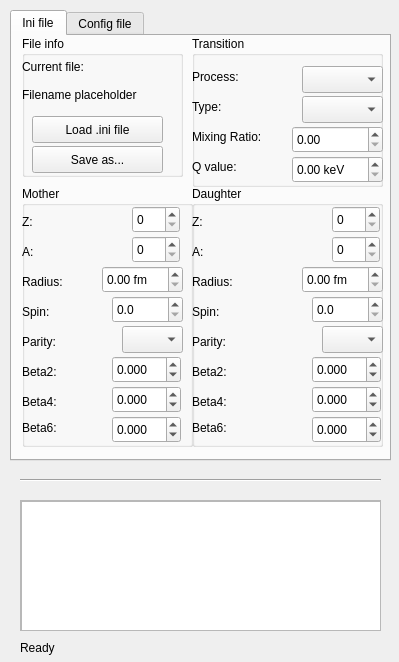
This is trunk/GUI/MainWindow.ui in leenderthayen/BSG as Qt 5 draws it before an edit. The edited form follows.
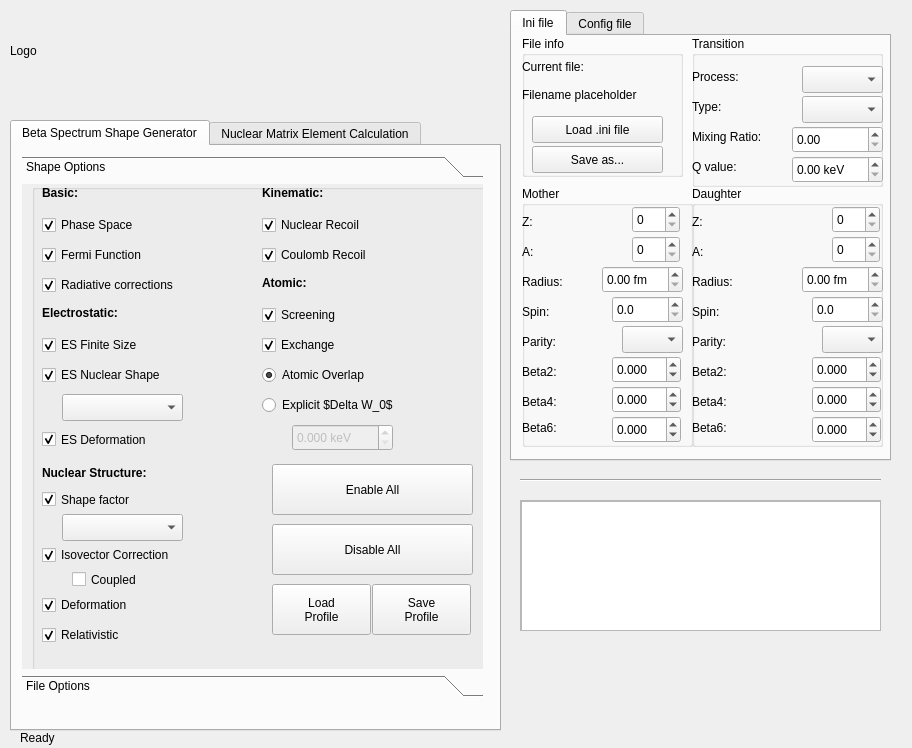
This is the edited form.

```diff
--- a/trunk/GUI/MainWindow.ui
+++ b/trunk/GUI/MainWindow.ui
@@ -6,8 +6,8 @@
    <rect>
     <x>0</x>
     <y>0</y>
-    <width>399</width>
-    <height>662</height>
+    <width>912</width>
+    <height>748</height>
    </rect>
   </property>
   <property name="windowTitle">
@@ -18,7 +18,7 @@
     <property name="geometry">
      <rect>
       <x>20</x>
-      <y>640</y>
+      <y>730</y>
       <width>371</width>
       <height>16</height>
      </rect>
@@ -30,7 +30,7 @@
    <widget class="QScrollArea" name="scrollArea">
     <property name="geometry">
      <rect>
-      <x>20</x>
+      <x>520</x>
       <y>500</y>
       <width>361</width>
       <height>131</height>
@@ -63,7 +63,7 @@
    <widget class="QTabWidget" name="tabWidget">
     <property name="geometry">
      <rect>
-      <x>10</x>
+      <x>510</x>
       <y>10</y>
       <width>381</width>
       <height>451</height>
@@ -773,7 +773,7 @@
    <widget class="Line" name="line">
     <property name="geometry">
      <rect>
-      <x>20</x>
+      <x>520</x>
       <y>470</y>
       <width>361</width>
       <height>20</height>
@@ -783,6 +783,572 @@
      <enum>Qt::Horizontal</enum>
     </property>
    </widget>
+   <widget class="QLabel" name="lab_logo">
+    <property name="geometry">
+     <rect>
+      <x>10</x>
+      <y>10</y>
+      <width>481</width>
+      <height>81</height>
+     </rect>
+    </property>
+    <property name="text">
+     <string>Logo</string>
+    </property>
+   </widget>
+   <widget class="QTabWidget" name="mainTabWidget">
+    <property name="geometry">
+     <rect>
+      <x>10</x>
+      <y>120</y>
+      <width>491</width>
+      <height>611</height>
+     </rect>
+    </property>
+    <property name="currentIndex">
+     <number>0</number>
+    </property>
+    <widget class="QWidget" name="bsgTab">
+     <attribute name="title">
+      <string>Beta Spectrum Shape Generator</string>
+     </attribute>
+     <widget class="QToolBox" name="toolBox">
+      <property name="geometry">
+       <rect>
+        <x>10</x>
+        <y>10</y>
+        <width>461</width>
+        <height>541</height>
+       </rect>
+      </property>
+      <property name="currentIndex">
+       <number>0</number>
+      </property>
+      <widget class="QWidget" name="page">
+       <property name="geometry">
+        <rect>
+         <x>0</x>
+         <y>0</y>
+         <width>461</width>
+         <height>479</height>
+        </rect>
+       </property>
+       <attribute name="label">
+        <string>Shape Options</string>
+       </attribute>
+       <widget class="QGroupBox" name="groupBox_2">
+        <property name="geometry">
+         <rect>
+          <x>10</x>
+          <y>0</y>
+          <width>461</width>
+          <height>491</height>
+         </rect>
+        </property>
+        <property name="title">
+         <string/>
+        </property>
+        <widget class="QCheckBox" name="checkBox">
+         <property name="geometry">
+          <rect>
+           <x>10</x>
+           <y>30</y>
+           <width>131</width>
+           <height>22</height>
+          </rect>
+         </property>
+         <property name="text">
+          <string>Phase Space</string>
+         </property>
+         <property name="checked">
+          <bool>true</bool>
+         </property>
+        </widget>
+        <widget class="QLabel" name="label_5">
+         <property name="geometry">
+          <rect>
+           <x>10</x>
+           <y>0</y>
+           <width>67</width>
+           <height>17</height>
+          </rect>
+         </property>
+         <property name="font">
+          <font>
+           <weight>75</weight>
+           <italic>false</italic>
+           <bold>true</bold>
+           <underline>false</underline>
+          </font>
+         </property>
+         <property name="text">
+          <string>Basic:</string>
+         </property>
+        </widget>
+        <widget class="QCheckBox" name="checkBox_2">
+         <property name="geometry">
+          <rect>
+           <x>10</x>
+           <y>60</y>
+           <width>151</width>
+           <height>22</height>
+          </rect>
+         </property>
+         <property name="text">
+          <string>Fermi Function</string>
+         </property>
+         <property name="checked">
+          <bool>true</bool>
+         </property>
+        </widget>
+        <widget class="QLabel" name="label_6">
+         <property name="geometry">
+          <rect>
+           <x>10</x>
+           <y>120</y>
+           <width>141</width>
+           <height>17</height>
+          </rect>
+         </property>
+         <property name="font">
+          <font>
+           <weight>75</weight>
+           <bold>true</bold>
+          </font>
+         </property>
+         <property name="text">
+          <string>Electrostatic:</string>
+         </property>
+        </widget>
+        <widget class="QCheckBox" name="checkBox_6">
+         <property name="geometry">
+          <rect>
+           <x>10</x>
+           <y>90</y>
+           <width>181</width>
+           <height>22</height>
+          </rect>
+         </property>
+         <property name="text">
+          <string>Radiative corrections</string>
+         </property>
+         <property name="checked">
+          <bool>true</bool>
+         </property>
+        </widget>
+        <widget class="QCheckBox" name="checkBox_3">
+         <property name="geometry">
+          <rect>
+           <x>10</x>
+           <y>150</y>
+           <width>151</width>
+           <height>22</height>
+          </rect>
+         </property>
+         <property name="text">
+          <string>ES Finite Size</string>
+         </property>
+         <property name="checked">
+          <bool>true</bool>
+         </property>
+        </widget>
+        <widget class="QCheckBox" name="checkBox_4">
+         <property name="geometry">
+          <rect>
+           <x>10</x>
+           <y>180</y>
+           <width>171</width>
+           <height>22</height>
+          </rect>
+         </property>
+         <property name="text">
+          <string>ES Nuclear Shape</string>
+         </property>
+         <property name="checked">
+          <bool>true</bool>
+         </property>
+        </widget>
+        <widget class="QCheckBox" name="checkBox_5">
+         <property name="geometry">
+          <rect>
+           <x>10</x>
+           <y>240</y>
+           <width>151</width>
+           <height>31</height>
+          </rect>
+         </property>
+         <property name="text">
+          <string>ES Deformation</string>
+         </property>
+         <property name="checked">
+          <bool>true</bool>
+         </property>
+        </widget>
+        <widget class="QLabel" name="label_7">
+         <property name="geometry">
+          <rect>
+           <x>230</x>
+           <y>0</y>
+           <width>111</width>
+           <height>17</height>
+          </rect>
+         </property>
+         <property name="font">
+          <font>
+           <weight>75</weight>
+           <bold>true</bold>
+          </font>
+         </property>
+         <property name="text">
+          <string>Kinematic:</string>
+         </property>
+        </widget>
+        <widget class="QCheckBox" name="checkBox_7">
+         <property name="geometry">
+          <rect>
+           <x>230</x>
+           <y>30</y>
+           <width>141</width>
+           <height>22</height>
+          </rect>
+         </property>
+         <property name="text">
+          <string>Nuclear Recoil</string>
+         </property>
+         <property name="checked">
+          <bool>true</bool>
+         </property>
+        </widget>
+        <widget class="QCheckBox" name="checkBox_8">
+         <property name="geometry">
+          <rect>
+           <x>230</x>
+           <y>60</y>
+           <width>141</width>
+           <height>22</height>
+          </rect>
+         </property>
+         <property name="text">
+          <string>Coulomb Recoil</string>
+         </property>
+         <property name="checked">
+          <bool>true</bool>
+         </property>
+        </widget>
+        <widget class="QLabel" name="label_8">
+         <property name="geometry">
+          <rect>
+           <x>230</x>
+           <y>90</y>
+           <width>67</width>
+           <height>17</height>
+          </rect>
+         </property>
+         <property name="font">
+          <font>
+           <weight>75</weight>
+           <bold>true</bold>
+          </font>
+         </property>
+         <property name="text">
+          <string>Atomic:</string>
+         </property>
+        </widget>
+        <widget class="QCheckBox" name="checkBox_9">
+         <property name="geometry">
+          <rect>
+           <x>230</x>
+           <y>120</y>
+           <width>171</width>
+           <height>22</height>
+          </rect>
+         </property>
+         <property name="text">
+          <string>Screening</string>
+         </property>
+         <property name="checked">
+          <bool>true</bool>
+         </property>
+        </widget>
+        <widget class="QCheckBox" name="checkBox_10">
+         <property name="geometry">
+          <rect>
+           <x>230</x>
+           <y>150</y>
+           <width>171</width>
+           <height>22</height>
+          </rect>
+         </property>
+         <property name="text">
+          <string>Exchange</string>
+         </property>
+         <property name="checked">
+          <bool>true</bool>
+         </property>
+        </widget>
+        <widget class="QRadioButton" name="radioButton">
+         <property name="geometry">
+          <rect>
+           <x>230</x>
+           <y>180</y>
+           <width>151</width>
+           <height>22</height>
+          </rect>
+         </property>
+         <property name="text">
+          <string>Atomic Overlap</string>
+         </property>
+         <property name="checked">
+          <bool>true</bool>
+         </property>
+        </widget>
+        <widget class="QRadioButton" name="radioButton_2">
+         <property name="geometry">
+          <rect>
+           <x>230</x>
+           <y>210</y>
+           <width>181</width>
+           <height>22</height>
+          </rect>
+         </property>
+         <property name="text">
+          <string>Explicit $Delta W_0$</string>
+         </property>
+         <property name="checked">
+          <bool>false</bool>
+         </property>
+        </widget>
+        <widget class="QDoubleSpinBox" name="doubleSpinBox">
+         <property name="enabled">
+          <bool>false</bool>
+         </property>
+         <property name="geometry">
+          <rect>
+           <x>260</x>
+           <y>240</y>
+           <width>101</width>
+           <height>27</height>
+          </rect>
+         </property>
+         <property name="suffix">
+          <string> keV</string>
+         </property>
+         <property name="decimals">
+          <number>3</number>
+         </property>
+         <property name="singleStep">
+          <double>0.100000000000000</double>
+         </property>
+        </widget>
+        <widget class="QComboBox" name="comboBox">
+         <property name="geometry">
+          <rect>
+           <x>30</x>
+           <y>210</y>
+           <width>121</width>
+           <height>27</height>
+          </rect>
+         </property>
+        </widget>
+        <widget class="QLabel" name="label_9">
+         <property name="geometry">
+          <rect>
+           <x>10</x>
+           <y>280</y>
+           <width>141</width>
+           <height>17</height>
+          </rect>
+         </property>
+         <property name="font">
+          <font>
+           <weight>75</weight>
+           <bold>true</bold>
+          </font>
+         </property>
+         <property name="text">
+          <string>Nuclear Structure:</string>
+         </property>
+        </widget>
+        <widget class="QCheckBox" name="checkBox_11">
+         <property name="geometry">
+          <rect>
+           <x>10</x>
+           <y>300</y>
+           <width>121</width>
+           <height>31</height>
+          </rect>
+         </property>
+         <property name="text">
+          <string>Shape factor</string>
+         </property>
+         <property name="checked">
+          <bool>true</bool>
+         </property>
+        </widget>
+        <widget class="QCheckBox" name="checkBox_12">
+         <property name="geometry">
+          <rect>
+           <x>10</x>
+           <y>360</y>
+           <width>181</width>
+           <height>22</height>
+          </rect>
+         </property>
+         <property name="text">
+          <string>Isovector Correction</string>
+         </property>
+         <property name="checked">
+          <bool>true</bool>
+         </property>
+        </widget>
+        <widget class="QCheckBox" name="checkBox_13">
+         <property name="geometry">
+          <rect>
+           <x>40</x>
+           <y>380</y>
+           <width>91</width>
+           <height>31</height>
+          </rect>
+         </property>
+         <property name="toolTip">
+          <string>Use actual wave functions calculated using the options specified in the Config file options panel.</string>
+         </property>
+         <property name="text">
+          <string>Coupled</string>
+         </property>
+        </widget>
+        <widget class="QCheckBox" name="checkBox_14">
+         <property name="geometry">
+          <rect>
+           <x>10</x>
+           <y>410</y>
+           <width>121</width>
+           <height>22</height>
+          </rect>
+         </property>
+         <property name="text">
+          <string>Deformation</string>
+         </property>
+         <property name="checked">
+          <bool>true</bool>
+         </property>
+        </widget>
+        <widget class="QComboBox" name="comboBox_2">
+         <property name="geometry">
+          <rect>
+           <x>30</x>
+           <y>330</y>
+           <width>121</width>
+           <height>27</height>
+          </rect>
+         </property>
+        </widget>
+        <widget class="QCheckBox" name="checkBox_15">
+         <property name="geometry">
+          <rect>
+           <x>10</x>
+           <y>440</y>
+           <width>111</width>
+           <height>22</height>
+          </rect>
+         </property>
+         <property name="text">
+          <string>Relativistic</string>
+         </property>
+         <property name="checked">
+          <bool>true</bool>
+         </property>
+        </widget>
+        <widget class="QPushButton" name="pushButton_3">
+         <property name="geometry">
+          <rect>
+           <x>240</x>
+           <y>280</y>
+           <width>201</width>
+           <height>51</height>
+          </rect>
+         </property>
+         <property name="text">
+          <string>Enable All</string>
+         </property>
+        </widget>
+        <widget class="QPushButton" name="pushButton_4">
+         <property name="geometry">
+          <rect>
+           <x>240</x>
+           <y>340</y>
+           <width>201</width>
+           <height>51</height>
+          </rect>
+         </property>
+         <property name="text">
+          <string>Disable All</string>
+         </property>
+        </widget>
+        <widget class="QPushButton" name="pushButton_5">
+         <property name="geometry">
+          <rect>
+           <x>240</x>
+           <y>400</y>
+           <width>99</width>
+           <height>51</height>
+          </rect>
+         </property>
+         <property name="text">
+          <string>Load
+Profile</string>
+         </property>
+        </widget>
+        <widget class="QPushButton" name="pushButton_6">
+         <property name="geometry">
+          <rect>
+           <x>340</x>
+           <y>400</y>
+           <width>99</width>
+           <height>51</height>
+          </rect>
+         </property>
+         <property name="text">
+          <string>Save
+Profile</string>
+         </property>
+        </widget>
+       </widget>
+      </widget>
+      <widget class="QWidget" name="page_2">
+       <property name="geometry">
+        <rect>
+         <x>0</x>
+         <y>0</y>
+         <width>461</width>
+         <height>479</height>
+        </rect>
+       </property>
+       <attribute name="label">
+        <string>File Options</string>
+       </attribute>
+       <widget class="QLabel" name="label_10">
+        <property name="geometry">
+         <rect>
+          <x>10</x>
+          <y>0</y>
+          <width>67</width>
+          <height>17</height>
+         </rect>
+        </property>
+        <property name="text">
+         <string>TextLabel</string>
+        </property>
+       </widget>
+      </widget>
+     </widget>
+    </widget>
+    <widget class="QWidget" name="nmeTab">
+     <attribute name="title">
+      <string>Nuclear Matrix Element Calculation</string>
+     </attribute>
+    </widget>
+   </widget>
   </widget>
  </widget>
  <resources/>
```
Left out of the diff: 2 changed lines with no effect on the pictures.
